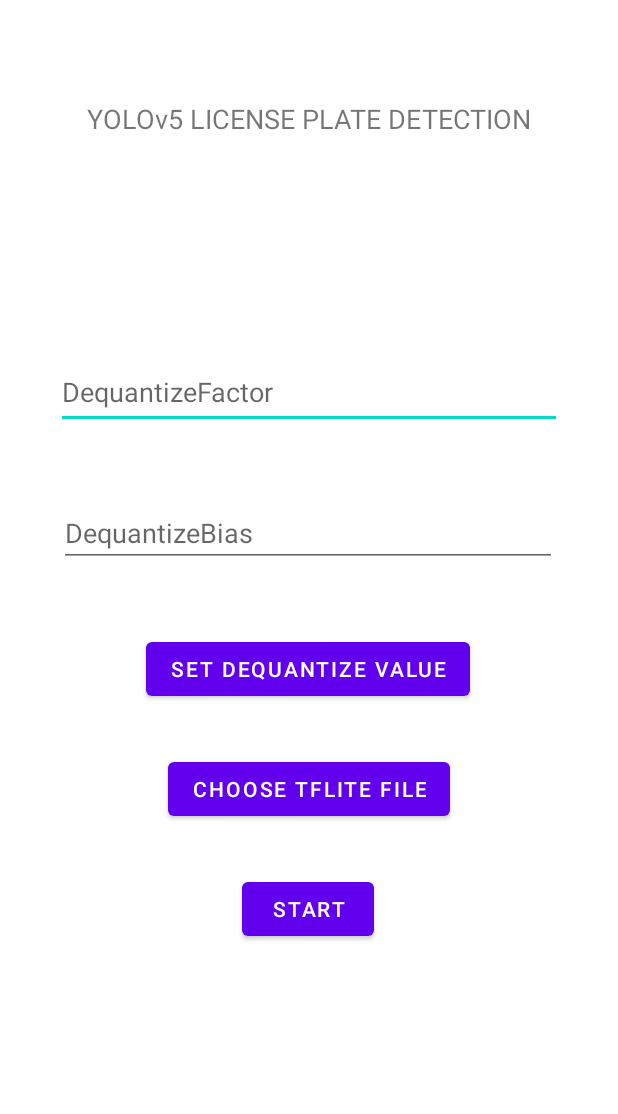
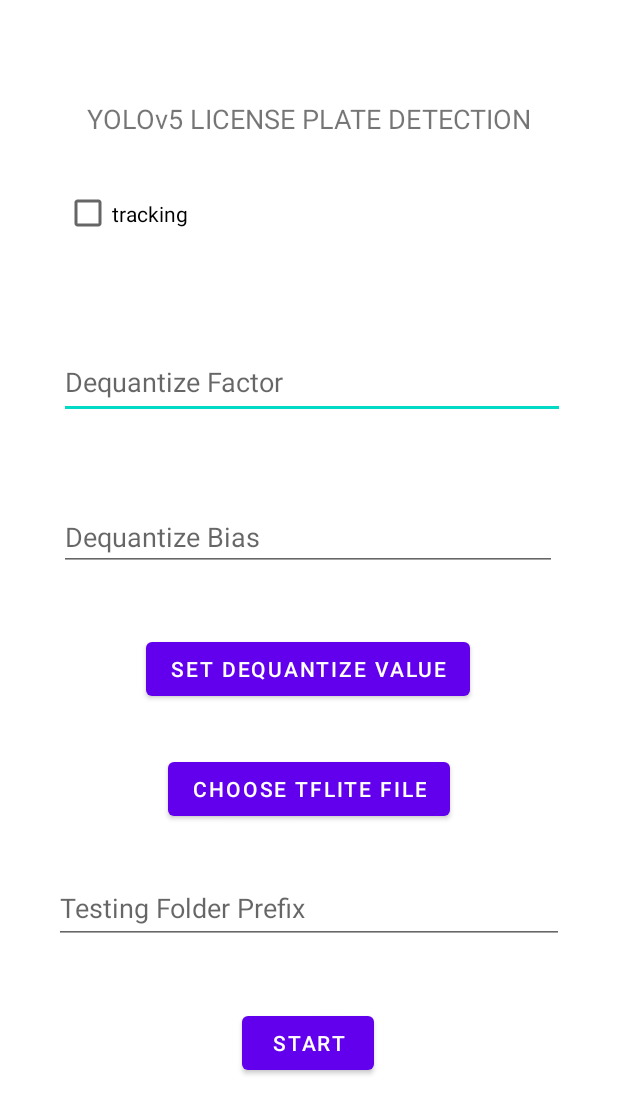
Before and after one commit to petrusceles/YOLOv5-Mobile-Automatic-Object-Blurring-App, an Android app: the screen it shows after launch (MenuActivity), on a phone screen of 412 x 824 dp. Shown: the top 1114 px of the screen. Run offline under Robolectric (Android 15) with nearby library versions, the phone set to English and light mode, and no system bars.

Commit message:
added tracking select and folder option

```diff
--- a/app/src/main/res/layout/activity_menu.xml
+++ b/app/src/main/res/layout/activity_menu.xml
@@ -19,40 +19,51 @@
         app:layout_constraintTop_toTopOf="parent"
         app:layout_constraintVertical_bias="0.647" />
 
+
     <EditText
         android:id="@+id/dequantizeFactorText"
         android:layout_width="337dp"
         android:layout_height="49dp"
-        android:layout_marginTop="212dp"
-        android:layout_marginBottom="26dp"
-        android:hint="DequantizeFactor"
+        android:hint="Dequantize Factor"
         app:layout_constraintBottom_toTopOf="@+id/dequantizeBiasText"
         app:layout_constraintEnd_toEndOf="parent"
+        app:layout_constraintHorizontal_bias="0.527"
         app:layout_constraintStart_toStartOf="parent"
-        app:layout_constraintTop_toTopOf="parent" />
+        app:layout_constraintTop_toBottomOf="@+id/trackingCheck"
+        app:layout_constraintVertical_bias="0.523" />
+
+    <CheckBox
+        android:id="@+id/trackingCheck"
+        android:layout_width="327dp"
+        android:layout_height="46dp"
+        android:layout_marginTop="28dp"
+        android:text="tracking"
+        app:layout_constraintEnd_toEndOf="parent"
+        app:layout_constraintStart_toStartOf="parent"
+        app:layout_constraintTop_toBottomOf="@+id/message_text" />
 
     <EditText
         android:id="@+id/dequantizeBiasText"
         android:layout_width="332dp"
         android:layout_height="42dp"
-        android:layout_marginBottom="124dp"
-        android:hint="DequantizeBias"
-        app:layout_constraintBottom_toTopOf="@+id/chooseFileButton"
+        android:hint="Dequantize Bias"
+        app:layout_constraintBottom_toTopOf="@+id/dequantizeValueSetButton"
         app:layout_constraintEnd_toEndOf="parent"
         app:layout_constraintHorizontal_bias="0.493"
-        app:layout_constraintStart_toStartOf="parent" />
+        app:layout_constraintStart_toStartOf="parent"
+        app:layout_constraintTop_toBottomOf="@+id/message_text"
+        app:layout_constraintVertical_bias="0.856" />
 
     <com.google.android.material.button.MaterialButton
+        android:id="@+id/dequantizeValueSetButton"
         android:layout_width="wrap_content"
         android:layout_height="wrap_content"
+        android:layout_marginBottom="32dp"
         android:text="SET DEQUANTIZE VALUE"
         app:layout_constraintBottom_toTopOf="@+id/chooseFileButton"
         app:layout_constraintEnd_toEndOf="parent"
         app:layout_constraintHorizontal_bias="0.497"
-        app:layout_constraintStart_toStartOf="parent"
-        app:layout_constraintTop_toBottomOf="@+id/dequantizeBiasText"
-        app:layout_constraintVertical_bias="0.577"
-        android:id="@+id/dequantizeValueSetButton"/>
+        app:layout_constraintStart_toStartOf="parent" />
 
     <TextView
         android:id="@+id/message_text"
@@ -75,8 +86,18 @@
         app:layout_constraintEnd_toEndOf="parent"
         app:layout_constraintHorizontal_bias="0.498"
         app:layout_constraintStart_toStartOf="parent"
-        app:layout_constraintTop_toBottomOf="@+id/chooseFileButton"
-        app:layout_constraintVertical_bias="0.142" />
+        app:layout_constraintTop_toBottomOf="@+id/folderPrefixText"
+        app:layout_constraintVertical_bias="0.285" />
+
+    <EditText
+        android:id="@+id/folderPrefixText"
+        android:layout_width="340dp"
+        android:layout_height="47dp"
+        android:layout_marginTop="32dp"
+        android:hint="Testing Folder Prefix"
+        app:layout_constraintEnd_toEndOf="parent"
+        app:layout_constraintStart_toStartOf="parent"
+        app:layout_constraintTop_toBottomOf="@+id/chooseFileButton" />
 
 
 </androidx.constraintlayout.widget.ConstraintLayout>
```
Also changed, not shown: app/src/main/java/com/example/cameraxapptorch/MainActivity.kt (+12 -9 lines), app/src/main/java/com/example/cameraxapptorch/MenuActivity.kt (+39 -2 lines), app/src/main/java/com/example/cameraxapptorch/Yolov5Model.kt (+26 -0 lines).
